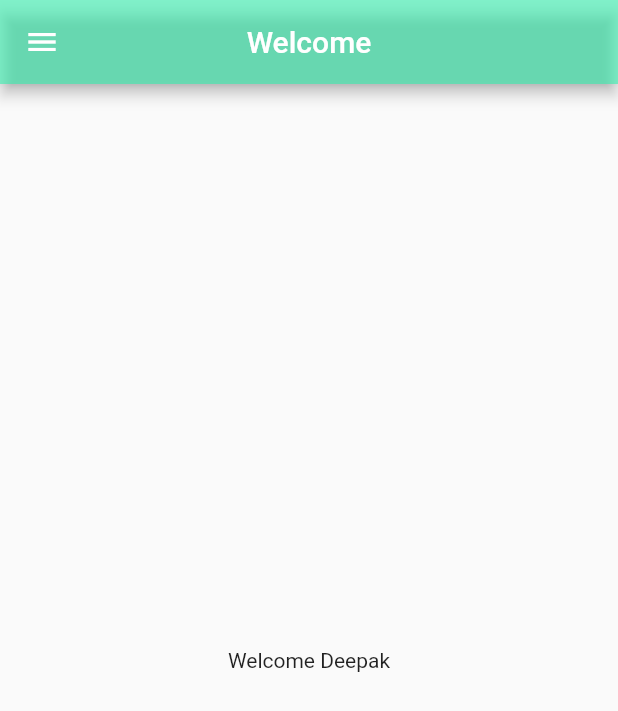
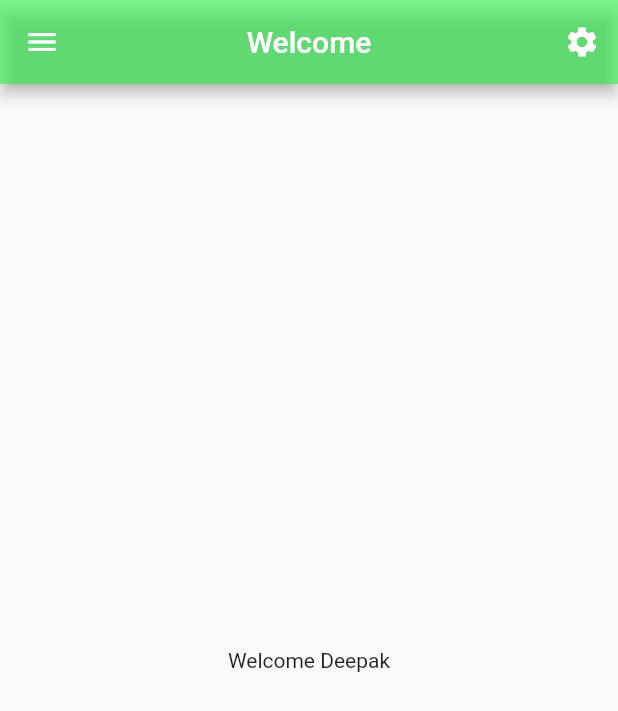
Before and after one commit to deepaksoni1010101/demo, a Flutter app: the screen it shows after launch, on a phone screen of 412 x 824 dp. Shown: the top 711 px of the screen. Run offline on Flutter 3.47's test engine with Material 2 defaults, Android fonts, the phone set to English and light mode, and no system bars.

Commit message:
Some Changes

```diff
--- a/lib/main.dart
+++ b/lib/main.dart
@@ -67,7 +67,10 @@ class _MyHomePageState extends State<MyHomePage> {
       appBar: AppBar(
         centerTitle: true,
         title: Text(widget.title),
-        backgroundColor: const Color.fromARGB(146, 45, 241, 172),
+        backgroundColor: Color.fromARGB(146, 34, 244, 65),
+        actions: [
+          IconButton(onPressed: () {}, icon: const Icon(Icons.settings))
+        ],
       ),
       body: Center(
         child: Column(
@@ -84,15 +87,28 @@ class _MyHomePageState extends State<MyHomePage> {
           padding: EdgeInsets.zero,
           children: const [
             DrawerHeader(
-                decoration: BoxDecoration(color: Colors.green),
-                child: Text('Header'))
+              decoration: BoxDecoration(color: Colors.green),
+              child: CircleAvatar(
+                backgroundColor: Colors.white,
+                child: Icon(
+                  Icons.account_circle,
+                  size: 140,
+                  color: Color.fromARGB(255, 78, 56, 49),
+                ),
+              ),
+            ),
             ListTile(
               title: Text('Payments'),
-              onTap: () {
-
-              },
-
-            )
+            ),
+            ListTile(
+              title: Text('Visitors'),
+            ),
+            ListTile(
+              title: Text('Credits'),
+            ),
+            ListTile(
+              title: Text('Edit'),
+            ),
           ],
         ),
       ),
```
